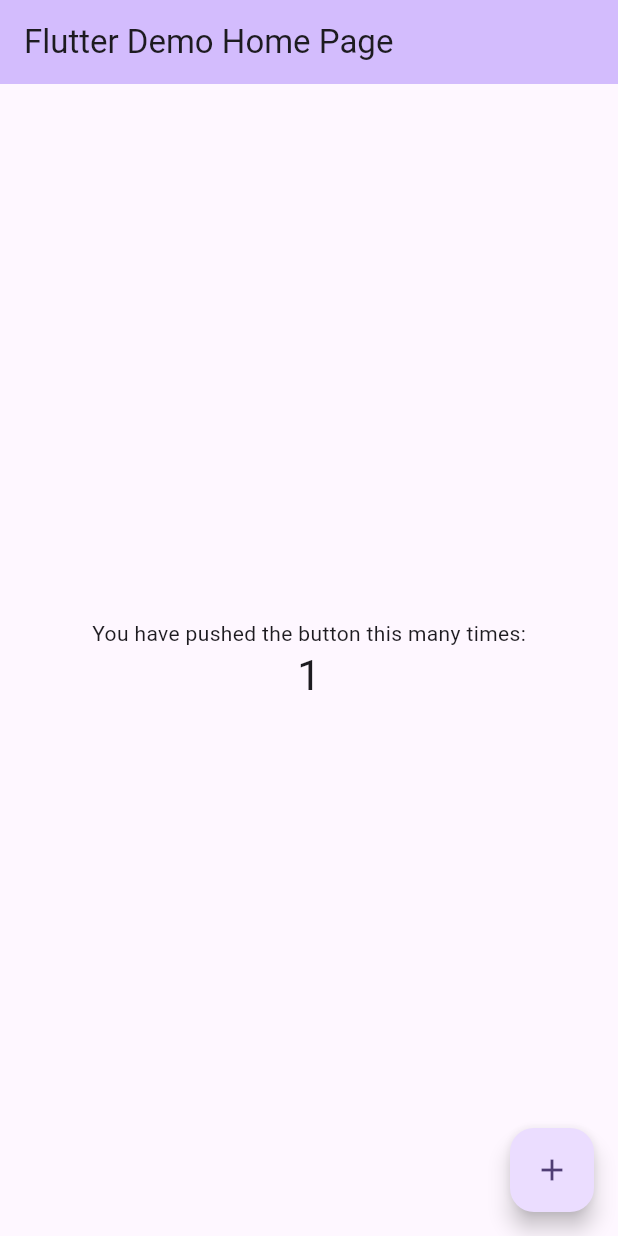
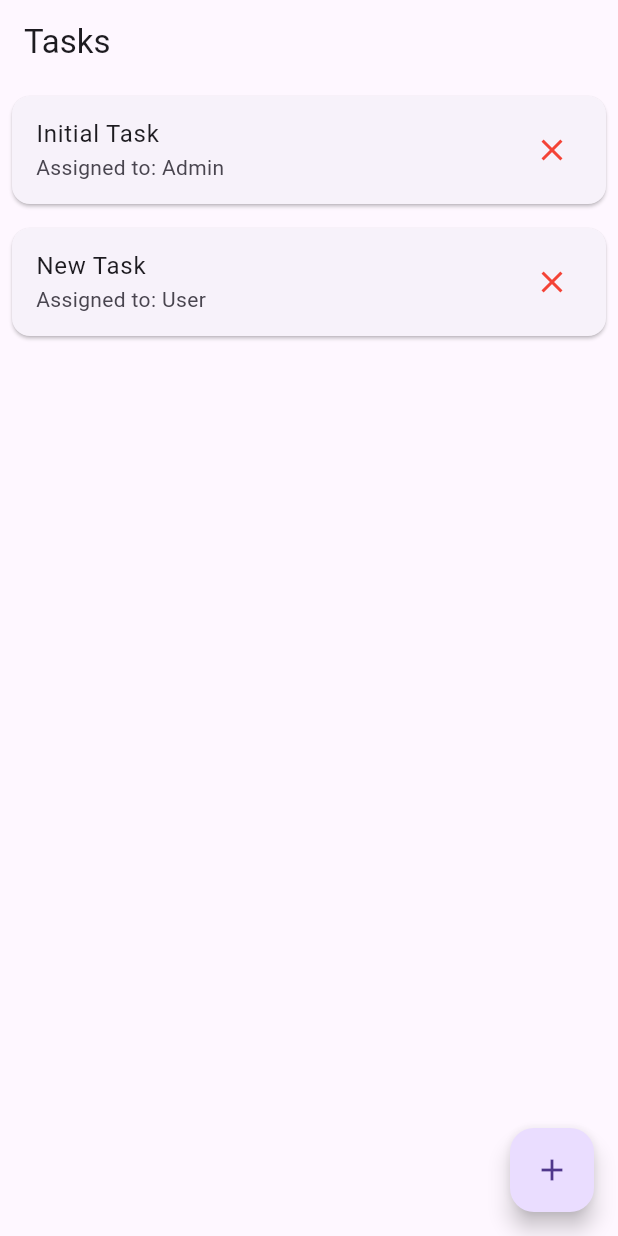
Before and after one commit to Denidu/Bloc-Tasker, a Flutter app: the screen it shows after launch, after a tap on the "add" icon, on a phone screen of 412 x 824 dp. Run offline on Flutter 3.47's test engine with Material 3 defaults, Android fonts, the phone set to English and light mode, and no system bars; our stand-ins replace flutter_bloc.

Commit message:
Initial Commit

```diff
--- /dev/null
+++ b/lib/bloc/connection_bloc.dart
@@ -0,0 +1,17 @@
+import 'package:flutter_bloc/flutter_bloc.dart';
+
+abstract class ConnectionEvent {}
+class CheckConnection extends ConnectionEvent {}
+
+abstract class ConnectionState {}
+class Connected extends ConnectionState {}
+class Disconnected extends ConnectionState {}
+
+class ConnectionBloc extends Bloc<ConnectionEvent, ConnectionState> {
+  ConnectionBloc() : super(Connected()) {
+    on<CheckConnection>((event, emit) {
+      // Simulated check
+      emit(Connected());
+    });
+  }
+}
--- /dev/null
+++ b/lib/bloc/retry_bloc.dart
@@ -0,0 +1,24 @@
+import 'package:flutter_bloc/flutter_bloc.dart';
+
+abstract class RetryEvent {}
+class RetryAction extends RetryEvent {}
+
+abstract class RetryState {}
+class RetryIdle extends RetryState {}
+class RetryInProgress extends RetryState {}
+class RetrySuccess extends RetryState {}
+class RetryFailed extends RetryState {}
+
+class RetryBloc extends Bloc<RetryEvent, RetryState> {
+  RetryBloc() : super(RetryIdle()) {
+    on<RetryAction>((event, emit) async {
+      emit(RetryInProgress());
+      try {
+        await Future.delayed(Duration(seconds: 1));
+        emit(RetrySuccess());
+      } catch (_) {
+        emit(RetryFailed());
+      }
+    });
+  }
+}
--- /dev/null
+++ b/lib/bloc/sync_bloc.dart
@@ -0,0 +1,19 @@
+import 'package:flutter_bloc/flutter_bloc.dart';
+
+abstract class SyncEvent {}
+class StartSync extends SyncEvent {}
+
+abstract class SyncState {}
+class SyncIdle extends SyncState {}
+class Syncing extends SyncState {}
+class SyncComplete extends SyncState {}
+
+class SyncBloc extends Bloc<SyncEvent, SyncState> {
+  SyncBloc() : super(SyncIdle()) {
+    on<StartSync>((event, emit) async {
+      emit(Syncing());
+      await Future.delayed(Duration(seconds: 2));
+      emit(SyncComplete());
+    });
+  }
+}
--- /dev/null
+++ b/lib/bloc/task_bloc.dart
@@ -0,0 +1,35 @@
+import 'package:flutter_bloc/flutter_bloc.dart';
+import '../models/task.dart';
+import '../repositories/task_repository.dart';
+
+abstract class TaskEvent {}
+class LoadTasks extends TaskEvent {}
+class AddTask extends TaskEvent {
+  final Task task;
+  AddTask(this.task);
+}
+
+abstract class TaskState {}
+class TaskInitial extends TaskState {}
+class TaskLoading extends TaskState {}
+class TaskLoaded extends TaskState {
+  final List<Task> tasks;
+  TaskLoaded(this.tasks);
+}
+
+class TaskBloc extends Bloc<TaskEvent, TaskState> {
+  final TaskRepository repository;
+  TaskBloc(this.repository) : super(TaskInitial()) {
+    on<LoadTasks>((event, emit) async {
+      emit(TaskLoading());
+      final tasks = await repository.fetchTasks();
+      emit(TaskLoaded(tasks));
+    });
+    on<AddTask>((event, emit) async {
+      if (state is TaskLoaded) {
+        final updated = List<Task>.from((state as TaskLoaded).tasks)..add(event.task);
+        emit(TaskLoaded(updated));
+      }
+    });
+  }
+}
--- a/lib/main.dart
+++ b/lib/main.dart
@@ -1,122 +1,35 @@
 import 'package:flutter/material.dart';
+import 'package:flutter_bloc/flutter_bloc.dart';
+import 'bloc/task_bloc.dart';
+import 'bloc/sync_bloc.dart';
+import 'bloc/connection_bloc.dart';
+import 'bloc/retry_bloc.dart';
+import 'screens/task_screen.dart';
+import 'repositories/task_repository.dart';
 
 void main() {
-  runApp(const MyApp());
+  runApp(MyApp());
 }
 
 class MyApp extends StatelessWidget {
-  const MyApp({super.key});
+  final TaskRepository repository = TaskRepository();
 
-  // This widget is the root of your application.
   @override
   Widget build(BuildContext context) {
-    return MaterialApp(
-      title: 'Flutter Demo',
-      theme: ThemeData(
-        // This is the theme of your application.
-        //
-        // TRY THIS: Try running your application with "flutter run". You'll see
-        // the application has a purple toolbar. Then, without quitting the app,
-        // try changing the seedColor in the colorScheme below to Colors.green
-        // and then invoke "hot reload" (save your changes or press the "hot
-        // reload" button in a Flutter-supported IDE, or press "r" if you used
-        // the command line to start the app).
-        //
-        // Notice that the counter didn't reset back to zero; the application
-        // state is not lost during the reload. To reset the state, use hot
-        // restart instead.
-        //
-        // This works for code too, not just values: Most code changes can be
-        // tested with just a hot reload.
-        colorScheme: ColorScheme.fromSeed(seedColor: Colors.deepPurple),
+    return MultiBlocProvider(
+      providers: [
+        BlocProvider(create: (_) => TaskBloc(repository)..add(LoadTasks())),
+        BlocProvider(create: (_) => SyncBloc()),
+        BlocProvider(create: (_) => ConnectionBloc()),
+        BlocProvider(create: (_) => RetryBloc()),
+      ],
+      child: MaterialApp(
+        title: 'Pro Task Manager',
+        theme: ThemeData(
+          primarySwatch: Colors.blue,
+        ),
+        home: TaskScreen(),
       ),
-      home: const MyHomePage(title: 'Flutter Demo Home Page'),
     );
   }
 }
-
-class MyHomePage extends StatefulWidget {
-  const MyHomePage({super.key, required this.title});
-
-  // This widget is the home page of your application. It is stateful, meaning
-  // that it has a State object (defined below) that contains fields that affect
-  // how it looks.
-
-  // This class is the configuration for the state. It holds the values (in this
-  // case the title) provided by the parent (in this case the App widget) and
-  // used by the build method of the State. Fields in a Widget subclass are
-  // always marked "final".
-
-  final String title;
-
-  @override
-  State<MyHomePage> createState() => _MyHomePageState();
-}
-
-class _MyHomePageState extends State<MyHomePage> {
-  int _counter = 0;
-
-  void _incrementCounter() {
-    setState(() {
-      // This call to setState tells the Flutter framework that something has
-      // changed in this State, which causes it to rerun the build method below
-      // so that the display can reflect the updated values. If we changed
-      // _counter without calling setState(), then the build method would not be
-      // called again, and so nothing would appear to happen.
-      _counter++;
-    });
-  }
-
-  @override
-  Widget build(BuildContext context) {
-    // This method is rerun every time setState is called, for instance as done
-    // by the _incrementCounter method above.
-    //
-    // The Flutter framework has been optimized to make rerunning build methods
-    // fast, so that you can just rebuild anything that needs updating rather
-    // than having to individually change instances of widgets.
-    return Scaffold(
-      appBar: AppBar(
-        // TRY THIS: Try changing the color here to a specific color (to
-        // Colors.amber, perhaps?) and trigger a hot reload to see the AppBar
-        // change color while the other colors stay the same.
-        backgroundColor: Theme.of(context).colorScheme.inversePrimary,
-        // Here we take the value from the MyHomePage object that was created by
-        // the App.build method, and use it to set our appbar title.
-        title: Text(widget.title),
-      ),
-      body: Center(
-        // Center is a layout widget. It takes a single child and positions it
-        // in the middle of the parent.
-        child: Column(
-          // Column is also a layout widget. It takes a list of children and
-          // arranges them vertically. By default, it sizes itself to fit its
-          // children horizontally, and tries to be as tall as its parent.
-          //
-          // Column has various properties to control how it sizes itself and
-          // how it positions its children. Here we use mainAxisAlignment to
-          // center the children vertically; the main axis here is the vertical
-          // axis because Columns are vertical (the cross axis would be
-          // horizontal).
-          //
-          // TRY THIS: Invoke "debug painting" (choose the "Toggle Debug Paint"
-          // action in the IDE, or press "p" in the console), to see the
-          // wireframe for each widget.
-          mainAxisAlignment: MainAxisAlignment.center,
-          children: <Widget>[
-            const Text('You have pushed the button this many times:'),
-            Text(
-              '$_counter',
-              style: Theme.of(context).textTheme.headlineMedium,
-            ),
-          ],
-        ),
-      ),
-      floatingActionButton: FloatingActionButton(
-        onPressed: _incrementCounter,
-        tooltip: 'Increment',
-        child: const Icon(Icons.add),
-      ), // This trailing comma makes auto-formatting nicer for build methods.
-    );
-  }
-}
--- /dev/null
+++ b/lib/models/task.dart
@@ -0,0 +1,7 @@
+class Task {
+  final String title;
+  final String assignee;
+  final bool completed;
+
+  Task({required this.title, required this.assignee, this.completed = false});
+}
--- /dev/null
+++ b/lib/repositories/task_repository.dart
@@ -0,0 +1,9 @@
+import '../models/task.dart';
+
+class TaskRepository {
+  Future<List<Task>> fetchTasks() async {
+    return [
+      Task(title: 'Initial Task', assignee: 'Admin')
+    ];
+  }
+}
--- /dev/null
+++ b/lib/screens/sync_screen.dart
@@ -0,0 +1,22 @@
+import 'package:flutter/material.dart';
+import 'package:flutter_bloc/flutter_bloc.dart';
+import '../bloc/sync_bloc.dart';
+import '../widgets/sync_status.dart';
+
+class SyncScreen extends StatelessWidget {
+  @override
+  Widget build(BuildContext context) {
+    return Scaffold(
+      appBar: AppBar(title: Text('Sync')),
+      body: Column(
+        children: [
+          ElevatedButton(
+            onPressed: () => context.read<SyncBloc>().add(StartSync()),
+            child: Text('Start Sync'),
+          ),
+          SyncStatus(),
+        ],
+      ),
+    );
+  }
+}
--- /dev/null
+++ b/lib/screens/task_screen.dart
@@ -0,0 +1,22 @@
+import 'package:flutter/material.dart';
+import 'package:flutter_bloc/flutter_bloc.dart';
+import '../bloc/task_bloc.dart';
+import '../models/task.dart';
+import '../widgets/task_list.dart';
+
+class TaskScreen extends StatelessWidget {
+  @override
+  Widget build(BuildContext context) {
+    return Scaffold(
+      appBar: AppBar(title: Text('Tasks')),
+      body: TaskList(),
+      floatingActionButton: FloatingActionButton(
+        onPressed: () {
+          final task = Task(title: 'New Task', assignee: 'User');
+          context.read<TaskBloc>().add(AddTask(task));
+        },
+        child: Icon(Icons.add),
+      ),
+    );
+  }
+}
--- /dev/null
+++ b/lib/widgets/sync_status.dart
@@ -0,0 +1,16 @@
+import 'package:flutter/material.dart';
+import 'package:flutter_bloc/flutter_bloc.dart';
+import '../bloc/sync_bloc.dart';
+
+class SyncStatus extends StatelessWidget {
+  @override
+  Widget build(BuildContext context) {
+    return BlocBuilder<SyncBloc, SyncState>(
+      builder: (context, state) {
+        if (state is Syncing) return CircularProgressIndicator();
+        if (state is SyncComplete) return Text('✅ Sync Complete');
+        return Text('Idle');
+      },
+    );
+  }
+}
--- /dev/null
+++ b/lib/widgets/task_card.dart
@@ -0,0 +1,22 @@
+import 'package:flutter/material.dart';
+import '../models/task.dart';
+
+class TaskCard extends StatelessWidget {
+  final Task task;
+  const TaskCard({required this.task});
+
+  @override
+  Widget build(BuildContext context) {
+    return Card(
+      margin: EdgeInsets.all(8),
+      child: ListTile(
+        title: Text(task.title),
+        subtitle: Text("Assigned to: ${task.assignee}"),
+        trailing: Icon(
+          task.completed ? Icons.check : Icons.close,
+          color: task.completed ? Colors.green : Colors.red,
+        ),
+      ),
+    );
+  }
+}
--- /dev/null
+++ b/lib/widgets/task_list.dart
@@ -0,0 +1,21 @@
+import 'package:flutter/material.dart';
+import 'package:flutter_bloc/flutter_bloc.dart';
+import '../bloc/task_bloc.dart';
+import 'task_card.dart';
+
+class TaskList extends StatelessWidget {
+  @override
+  Widget build(BuildContext context) {
+    return BlocBuilder<TaskBloc, TaskState>(
+      builder: (context, state) {
+        if (state is TaskLoading) return CircularProgressIndicator();
+        if (state is TaskLoaded) {
+          return ListView(
+            children: state.tasks.map((task) => TaskCard(task: task)).toList(),
+          );
+        }
+        return Center(child: Text('No Tasks'));
+      },
+    );
+  }
+}
--- a/pubspec.yaml
+++ b/pubspec.yaml
@@ -34,6 +34,10 @@ dependencies:
   # The following adds the Cupertino Icons font to your application.
   # Use with the CupertinoIcons class for iOS style icons.
   cupertino_icons: ^1.0.8
+  equatable: ^2.0.7
+  flutter_bloc: ^9.1.1
+  connectivity_plus: ^6.1.4
+  hive: ^2.2.3
 
 dev_dependencies:
   flutter_test:
```
Also changed, not shown: pubspec.lock, 12 other files.
